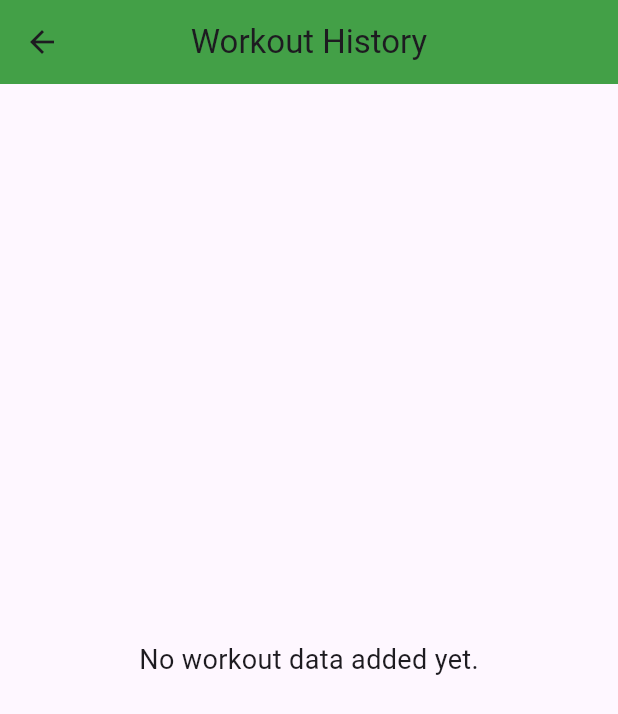
After one commit to Yojan62/Workout_Tracker_Flutter, a Flutter app: the screen it shows after launch, after a tap on the "history" icon, on a phone screen of 412 x 824 dp. The commit adds this screen. Shown: the top 714 px of the screen. Run offline on Flutter 3.47's test engine with Material 3 defaults, Android fonts, the phone set to English and light mode, and no system bars.

Commit message:
Updated layout and added workout tiles

```diff
--- /dev/null
+++ b/lib/home_screen.dart
@@ -0,0 +1,82 @@
+import 'package:flutter/material.dart';
+
+class HomeScreen extends StatelessWidget {
+  final void Function(BuildContext context, String exerciseName) onLogWorkout;
+  final VoidCallback onViewHistory;
+
+  const HomeScreen({
+    super.key,
+    required this.onLogWorkout,
+    required this.onViewHistory,
+  });
+
+  @override
+  Widget build(BuildContext context) {
+    final exercises = [
+      "Bench Press",
+      "Leg Press",
+      "Shoulder Press",
+    ];
+
+    return Scaffold(
+      appBar: AppBar(
+        title: const Text("Workout Tracker"),
+        backgroundColor: Colors.green.shade600,
+        centerTitle: true,
+        actions: [
+          IconButton(
+            icon: const Icon(Icons.history),
+            onPressed: onViewHistory,
+            tooltip: 'View Workout History',
+          ),
+        ],
+      ),
+      body: GridView.builder(
+        padding: const EdgeInsets.all(16),
+        itemCount: exercises.length,
+        gridDelegate: const SliverGridDelegateWithFixedCrossAxisCount(
+          crossAxisCount: 2,
+          crossAxisSpacing: 16,
+          mainAxisSpacing: 16,
+          childAspectRatio: 3 / 2,
+        ),
+        itemBuilder: (context, index) {
+          final exercise = exercises[index];
+          return InkWell(
+            onTap: () => onLogWorkout(context, exercise),
+            borderRadius: BorderRadius.circular(12),
+            child: Stack(
+              children: [
+                Container(
+                  decoration: BoxDecoration(
+                    borderRadius: BorderRadius.circular(12),
+                    image: const DecorationImage(
+                      image: AssetImage('assets/images/placeholder.png'),
+                      fit: BoxFit.cover,
+                      colorFilter: ColorFilter.mode(
+                        Colors.black45,
+                        BlendMode.darken,
+                      ),
+                    ),
+                  ),
+                ),
+                Center(
+                  child: Text(
+                    exercise,
+                    textAlign: TextAlign.center,
+                    style: const TextStyle(
+                      color: Colors.white,
+                      fontSize: 18,
+                      fontWeight: FontWeight.bold,
+                      shadows: [Shadow(blurRadius: 2, color: Colors.black)],
+                    ),
+                  ),
+                ),
+              ],
+            ),
+          );
+        },
+      ),
+    );
+  }
+}
--- /dev/null
+++ b/lib/secondpage.dart
@@ -0,0 +1,125 @@
+import 'package:flutter/material.dart';
+import 'package:intl/intl.dart';
+
+class SecondPage extends StatelessWidget {
+  final List<Map<String, dynamic>> storedData;
+
+  const SecondPage({super.key, required this.storedData});
+
+  @override
+  Widget build(BuildContext context) {
+    final sortedData = List<Map<String, dynamic>>.from(storedData)
+      ..sort((a, b) => b["timestamp"].compareTo(a["timestamp"]));
+
+    final totalReps = sortedData.fold<int>(
+      0,
+      (sum, entry) {
+        final sets = entry["sets"] as List<dynamic>? ?? [];
+        return sum + sets.fold<int>(0, (setSum, s) => setSum + (s["reps"] as int? ?? 0));
+      },
+    );
+
+    final grouped = <String, List<Map<String, dynamic>>>{};
+    for (var entry in sortedData) {
+      final date = entry["timestamp"] as DateTime;
+      final label = _relativeDateLabel(date);
+      grouped.putIfAbsent(label, () => []).add(entry);
+    }
+
+    return Scaffold(
+      appBar: AppBar(
+        title: const Text("Workout History"),
+        backgroundColor: Colors.green.shade600,
+        centerTitle: true,
+      ),
+      body: sortedData.isEmpty
+          ? const Center(
+              child: Text("No workout data added yet.", style: TextStyle(fontSize: 18)),
+            )
+          : ListView(
+              padding: const EdgeInsets.all(16),
+              children: [
+                Card(
+                  color: const Color(0xFFE8F5E9),
+                  elevation: 3,
+                  shape: RoundedRectangleBorder(borderRadius: BorderRadius.circular(12)),
+                  child: ListTile(
+                    leading: const Icon(Icons.insights, size: 32, color: Colors.green),
+                    title: Text(
+                      "Entries: ${sortedData.length}",
+                      style: const TextStyle(fontSize: 18, fontWeight: FontWeight.bold),
+                    ),
+                    subtitle: Text("Total Reps: $totalReps"),
+                  ),
+                ),
+                const SizedBox(height: 20),
+                ...grouped.entries.map((group) {
+                  return Column(
+                    crossAxisAlignment: CrossAxisAlignment.start,
+                    children: [
+                      Text(
+                        group.key,
+                        style: const TextStyle(fontSize: 18, fontWeight: FontWeight.bold),
+                      ),
+                      const SizedBox(height: 8),
+                      ...group.value.map((entry) {
+                        final sets = entry["sets"] as List<dynamic>;
+
+                        final headerRow = Row(
+                          children: List.generate(sets.length, (i) {
+                            return Expanded(
+                              child: Text(
+                                "Set ${i + 1}",
+                                style: const TextStyle(fontWeight: FontWeight.bold),
+                                textAlign: TextAlign.center,
+                              ),
+                            );
+                          }),
+                        );
+
+                        final valueRow = Row(
+                          children: sets.map((set) {
+                            return Expanded(
+                              child: Text(
+                                "${set["weight"]}kg x ${set["reps"]}",
+                                textAlign: TextAlign.center,
+                              ),
+                            );
+                          }).toList(),
+                        );
+
+                        return Padding(
+                          padding: const EdgeInsets.symmetric(vertical: 8),
+                          child: Column(
+                            crossAxisAlignment: CrossAxisAlignment.start,
+                            children: [
+                              Text(entry["exercise"], style: const TextStyle(fontSize: 16)),
+                              const SizedBox(height: 4),
+                              headerRow,
+                              valueRow,
+                            ],
+                          ),
+                        );
+                      }),
+                      const SizedBox(height: 24),
+                    ],
+                  );
+                }),
+              ],
+            ),
+    );
+  }
+
+  String _relativeDateLabel(DateTime date) {
+    final now = DateTime.now();
+    final today = DateTime(now.year, now.month, now.day);
+    final entryDate = DateTime(date.year, date.month, date.day);
+    final difference = today.difference(entryDate).inDays;
+
+    if (difference == 0) return "Today";
+    if (difference == 1) return "Yesterday";
+    if (difference < 7) return DateFormat('EEEE').format(date);
+    if (difference < 14) return "Last Week ${DateFormat('EEEE').format(date)}";
+    return DateFormat('EEE, MMM d').format(date);
+  }
+}
```
Also changed, not shown: lib/main.dart (+96 -84 lines), lib/workout_home_template.dart (added, +47 -0 lines), pubspec.yaml (+6 -1 lines), assets/images/placeholder.png (added), pubspec.lock.
